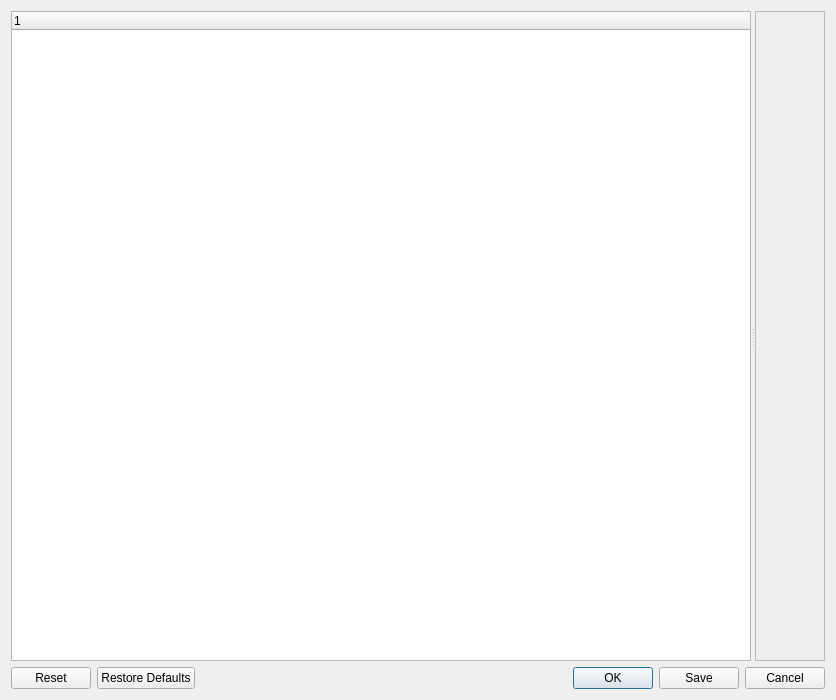
Qt form src/ui/ConfigDialog.ui (oneminute/LaserController) before a commit.
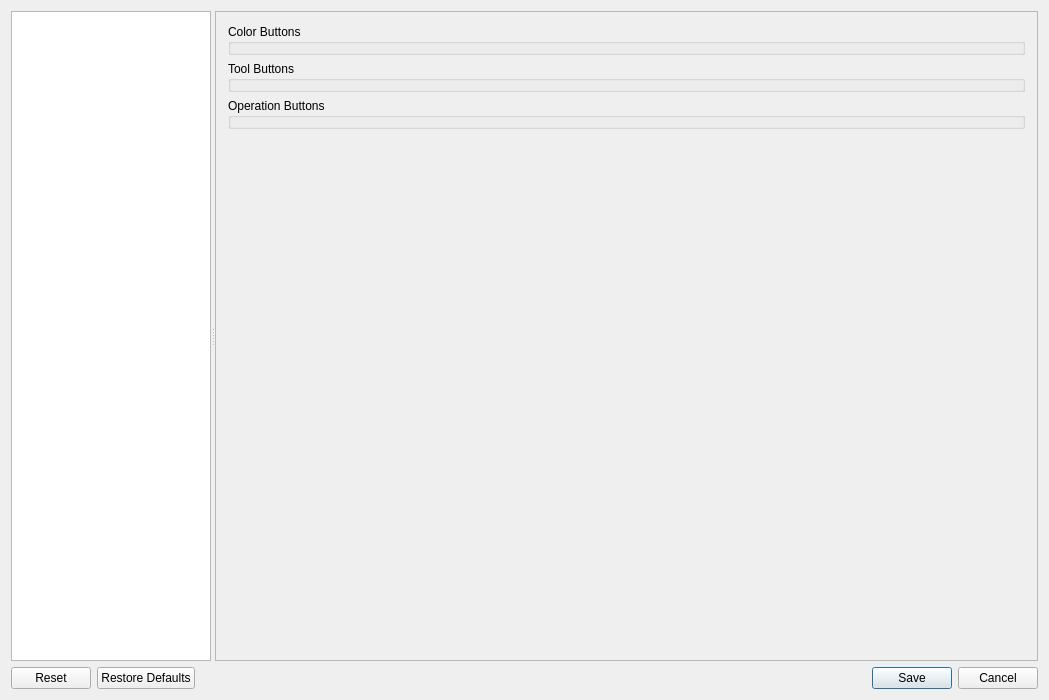
The same form after that commit. The open tabs and pages were chosen to show the change.

```diff
--- a/src/ui/ConfigDialog.ui
+++ b/src/ui/ConfigDialog.ui
@@ -6,7 +6,7 @@
    <rect>
     <x>0</x>
     <y>0</y>
-    <width>836</width>
+    <width>1049</width>
     <height>700</height>
    </rect>
   </property>
@@ -22,8 +22,29 @@
      <property name="opaqueResize">
       <bool>true</bool>
      </property>
-     <widget class="QTreeWidget" name="treeWidgetCatalogue"/>
+     <widget class="QTreeWidget" name="treeWidgetCatalogue">
+      <property name="maximumSize">
+       <size>
+        <width>200</width>
+        <height>16777215</height>
+       </size>
+      </property>
+      <attribute name="headerVisible">
+       <bool>false</bool>
+      </attribute>
+      <column>
+       <property name="text">
+        <string notr="true">1</string>
+       </property>
+      </column>
+     </widget>
      <widget class="QScrollArea" name="scrollAreaConfigs">
+      <property name="minimumSize">
+       <size>
+        <width>0</width>
+        <height>0</height>
+       </size>
+      </property>
       <property name="widgetResizable">
        <bool>true</bool>
       </property>
@@ -32,10 +53,123 @@
         <rect>
          <x>0</x>
          <y>0</y>
-         <width>257</width>
-         <height>650</height>
+         <width>824</width>
+         <height>651</height>
         </rect>
        </property>
+       <layout class="QVBoxLayout" name="verticalLayout_2" stretch="0">
+        <property name="leftMargin">
+         <number>3</number>
+        </property>
+        <property name="topMargin">
+         <number>3</number>
+        </property>
+        <property name="rightMargin">
+         <number>3</number>
+        </property>
+        <property name="bottomMargin">
+         <number>3</number>
+        </property>
+        <item>
+         <widget class="QStackedWidget" name="stackedWidgetPanels">
+          <property name="minimumSize">
+           <size>
+            <width>800</width>
+            <height>0</height>
+           </size>
+          </property>
+          <property name="currentIndex">
+           <number>0</number>
+          </property>
+          <widget class="QWidget" name="pageGeneral">
+           <layout class="QVBoxLayout" name="verticalLayout_3">
+            <item>
+             <widget class="QGroupBox" name="groupBoxInternationalization">
+              <property name="title">
+               <string>Internationalization</string>
+              </property>
+             </widget>
+            </item>
+            <item>
+             <spacer name="verticalSpacer">
+              <property name="orientation">
+               <enum>Qt::Vertical</enum>
+              </property>
+              <property name="sizeHint" stdset="0">
+               <size>
+                <width>20</width>
+                <height>40</height>
+               </size>
+              </property>
+             </spacer>
+            </item>
+           </layout>
+          </widget>
+          <widget class="QWidget" name="pageUi">
+           <layout class="QVBoxLayout" name="verticalLayout_4">
+            <item>
+             <widget class="QGroupBox" name="groupBoxColorButtons">
+              <property name="title">
+               <string>Color Buttons</string>
+              </property>
+             </widget>
+            </item>
+            <item>
+             <widget class="QGroupBox" name="groupBoxToolButtons">
+              <property name="title">
+               <string>Tool Buttons</string>
+              </property>
+             </widget>
+            </item>
+            <item>
+             <widget class="QGroupBox" name="groupBoxOperationButtons">
+              <property name="title">
+               <string>Operation Buttons</string>
+              </property>
+             </widget>
+            </item>
+            <item>
+             <spacer name="verticalSpacer_2">
+              <property name="orientation">
+               <enum>Qt::Vertical</enum>
+              </property>
+              <property name="sizeHint" stdset="0">
+               <size>
+                <width>20</width>
+                <height>40</height>
+               </size>
+              </property>
+             </spacer>
+            </item>
+           </layout>
+          </widget>
+          <widget class="QWidget" name="pageLayers">
+           <layout class="QVBoxLayout" name="verticalLayout_5">
+            <item>
+             <widget class="QGroupBox" name="groupBoxLayers">
+              <property name="title">
+               <string>Layers</string>
+              </property>
+             </widget>
+            </item>
+            <item>
+             <spacer name="verticalSpacer_3">
+              <property name="orientation">
+               <enum>Qt::Vertical</enum>
+              </property>
+              <property name="sizeHint" stdset="0">
+               <size>
+                <width>20</width>
+                <height>40</height>
+               </size>
+              </property>
+             </spacer>
+            </item>
+           </layout>
+          </widget>
+         </widget>
+        </item>
+       </layout>
       </widget>
      </widget>
     </widget>
@@ -46,7 +180,7 @@
       <enum>Qt::Horizontal</enum>
      </property>
      <property name="standardButtons">
-      <set>QDialogButtonBox::Cancel|QDialogButtonBox::Ok|QDialogButtonBox::Reset|QDialogButtonBox::RestoreDefaults|QDialogButtonBox::Save</set>
+      <set>QDialogButtonBox::Cancel|QDialogButtonBox::Reset|QDialogButtonBox::RestoreDefaults|QDialogButtonBox::Save</set>
      </property>
     </widget>
    </item>
```
